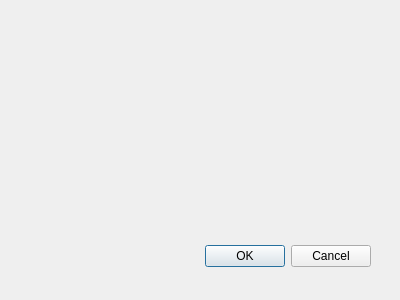
First picture: the form in RailWayStation/add_new_line_to_bd.ui, repository urwari/RailWayStation, before the edit.
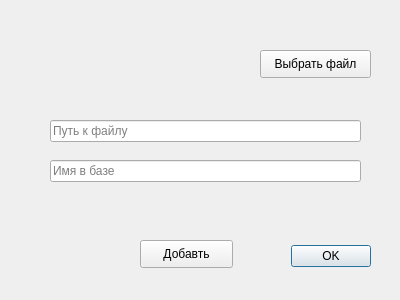
Second picture: the form after the edit.

Patch:
```diff
--- a/RailWayStation/add_new_line_to_bd.ui
+++ b/RailWayStation/add_new_line_to_bd.ui
@@ -15,12 +15,19 @@
   <property name="windowTitle">
    <string>Dialog</string>
   </property>
+  <property name="styleSheet">
+   <string notr="true">add_new_line_to_bd { 
+	height: 200px; 
+	background: qlineargradient(spread:reflect, x1:0, y1:0, x2:1, y2:1, stop:0 rgba(255, 192, 203, 255), stop:1 rgba(176, 224, 230, 255)); 
+	background-color: qlineargradient(spread:reflect, x1:0, y1:0, x2:1, y2:1, stop:0 rgba(255, 192, 203, 255), stop:1 rgba(247,202,103, 255)); 
+}</string>
+  </property>
   <widget class="QDialogButtonBox" name="buttonBox">
    <property name="geometry">
     <rect>
-     <x>30</x>
+     <x>270</x>
      <y>240</y>
-     <width>341</width>
+     <width>101</width>
      <height>32</height>
     </rect>
    </property>
@@ -28,7 +35,65 @@
     <enum>Qt::Horizontal</enum>
    </property>
    <property name="standardButtons">
-    <set>QDialogButtonBox::Cancel|QDialogButtonBox::Ok</set>
+    <set>QDialogButtonBox::Ok</set>
+   </property>
+  </widget>
+  <widget class="QPushButton" name="pb_select_file">
+   <property name="geometry">
+    <rect>
+     <x>260</x>
+     <y>50</y>
+     <width>111</width>
+     <height>28</height>
+    </rect>
+   </property>
+   <property name="text">
+    <string>Выбрать файл</string>
+   </property>
+  </widget>
+  <widget class="QLineEdit" name="le_path">
+   <property name="geometry">
+    <rect>
+     <x>50</x>
+     <y>120</y>
+     <width>311</width>
+     <height>22</height>
+    </rect>
+   </property>
+   <property name="dragEnabled">
+    <bool>true</bool>
+   </property>
+   <property name="readOnly">
+    <bool>true</bool>
+   </property>
+   <property name="placeholderText">
+    <string>Путь к файлу</string>
+   </property>
+  </widget>
+  <widget class="QLineEdit" name="le_fileName">
+   <property name="geometry">
+    <rect>
+     <x>50</x>
+     <y>160</y>
+     <width>311</width>
+     <height>22</height>
+    </rect>
+   </property>
+   <property name="placeholderText">
+    <string>Имя в базе</string>
+   </property>
+  </widget>
+  <widget class="QPushButton" name="pushButton">
+   <property name="geometry">
+    <rect>
+     <x>140</x>
+     <y>240</y>
+     <width>93</width>
+     <height>28</height>
+    </rect>
+   </property>
+   <property name="text">
+    <string>Добавть</string>
    </property>
   </widget>
  </widget>
```
Left out of the diff: 5 changed lines with no effect on the pictures.
